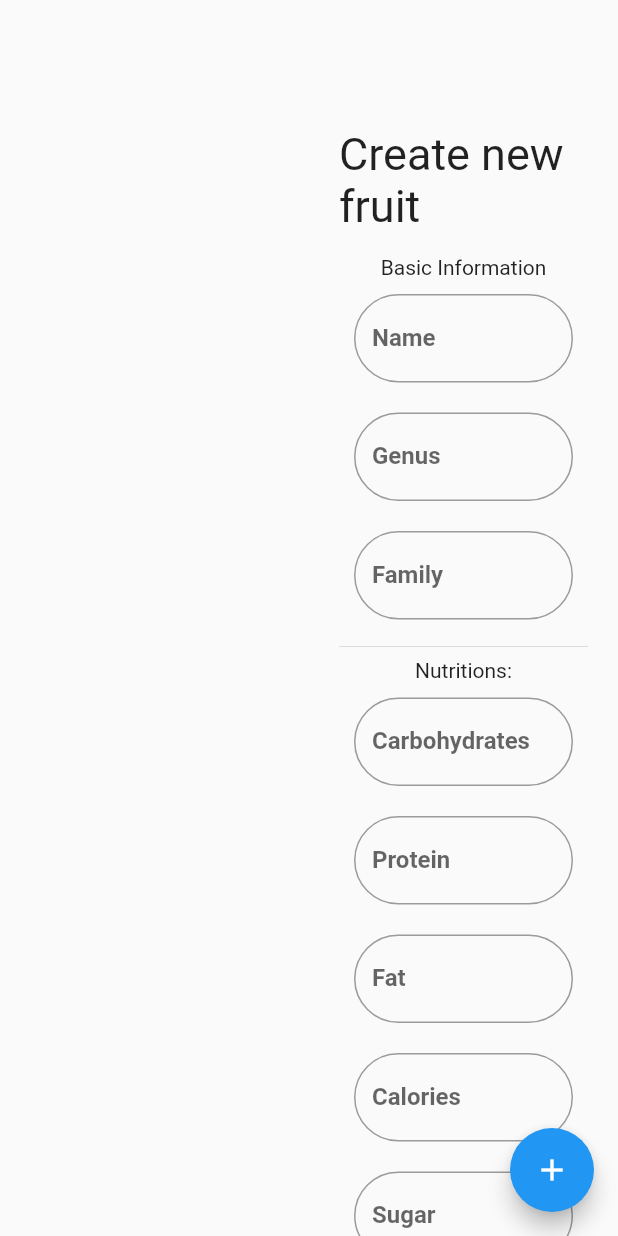
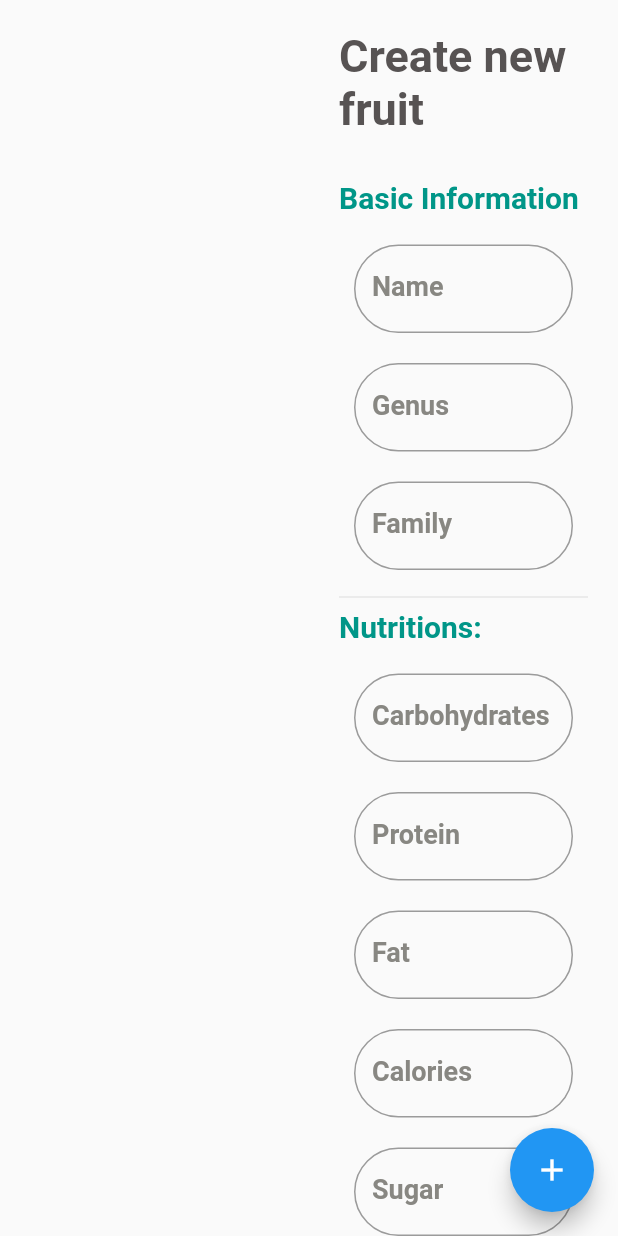
Before and after one commit to JhanU1/flutter_api, a Flutter app: the FruitPageTablet screen opened directly, after a tap on the "add" icon, on a phone screen of 412 x 824 dp. Run offline on Flutter 3.47's test engine with Material 2 defaults, Android fonts, the phone set to English and light mode, and no system bars; our stand-ins replace get, get_storage; accounts and stored records are empty; network calls fail.

Commit message:
Add: style to fruits pages

```diff
--- a/lib/domain/controllers/responsive_controller.dart
+++ b/lib/domain/controllers/responsive_controller.dart
@@ -3,64 +3,52 @@ import 'package:get/get.dart';
 
 class ResponsiveController extends GetxController {
   final themeData = ThemeData.light();
+  final RxBool isMobile = RxBool(true);
 
-  selectThemeByDevice(isPhone) {
-    if (isPhone) {
-      const Color primaryColor = Color.fromARGB(255, 244, 204, 144);
-      const Color secondaryColor = Color.fromARGB(255, 92, 91, 91);
-      const Color thirdColor = Color.fromARGB(255, 151, 149, 149);
+  getThemeByDevice() {
+    if (isMobile.value) {
+      const Color primaryColor = Color.fromARGB(255, 251, 207, 150);
+      const Color secondaryColor = Color.fromARGB(255, 136, 135, 130);
+      const Color thirdColor = Color.fromARGB(255, 155, 155, 155);
       const TextStyle defaultTextStyle = TextStyle(
         color: Colors.black,
         fontSize: 16,
       );
-
       final textTheme = themeData.textTheme.copyWith(
         headline1: const TextStyle(
           fontSize: 30,
           fontWeight: FontWeight.bold,
-          color: primaryColor,
+          color: Color.fromARGB(255, 87, 83, 83),
         ),
         headline2: const TextStyle(
           fontSize: 20,
           fontWeight: FontWeight.bold,
-          color: primaryColor,
+          color: Colors.teal,
         ),
         headline3: const TextStyle(
-          fontSize: 15,
+          fontSize: 18,
           fontWeight: FontWeight.bold,
           color: secondaryColor,
         ),
-        headline4: const TextStyle(
+        subtitle1: const TextStyle(
           fontSize: 16,
-          fontWeight: FontWeight.bold,
-          color: primaryColor,
-        ),
-        headline5: const TextStyle(
-          fontSize: 14,
-          fontWeight: FontWeight.bold,
-          color: secondaryColor,
-        ),
-        headline6: const TextStyle(
-          fontSize: 12,
-          fontWeight: FontWeight.bold,
-          color: thirdColor,
-        ),
-        subtitle1: const TextStyle(
-          fontSize: 10,
-          fontWeight: FontWeight.bold,
           color: thirdColor,
         ),
         subtitle2: defaultTextStyle,
-        bodyText1: defaultTextStyle,
-        bodyText2: defaultTextStyle,
-        caption: defaultTextStyle,
-        button: defaultTextStyle,
-        overline: defaultTextStyle,
+        bodyText1: const TextStyle(
+          fontSize: 18,
+          color: Color.fromARGB(255, 87, 83, 83),
+        ),
       );
       return themeData.copyWith(
-        textTheme: textTheme,
-        primaryTextTheme: textTheme,
-      );
-    }
+          textTheme: textTheme,
+          primaryTextTheme: textTheme,
+          primaryColor: primaryColor,
+          primaryColorLight: primaryColor,
+          appBarTheme: const AppBarTheme(
+            color: primaryColor,
+            iconTheme: IconThemeData(color: Color.fromARGB(255, 251, 207, 150)),
+          ));
+    } else {}
   }
 }
--- a/lib/main.dart
+++ b/lib/main.dart
@@ -19,6 +19,6 @@ void main() async {
   Get.put(StorageUser());
   Get.put(UserController());
   Get.put(FruitController());
-  Get.lazyPut(() => ResponsiveController());
+  Get.put(ResponsiveController());
   runApp(const MyApp());
 }
--- a/lib/ui/fruit/pages/fruit_create_page.dart
+++ b/lib/ui/fruit/pages/fruit_create_page.dart
@@ -9,7 +9,6 @@ class FruitCreatePage extends StatelessWidget {
   @override
   Widget build(BuildContext context) {
     return Scaffold(
-        appBar: WidgetAppBarBack().build(context),
-        body: const FruitCreateWidget());
+        appBar: WidgetAppBarBack().build(context), body: FruitCreateWidget());
   }
 }
--- a/lib/ui/fruit/pages/responsive/fruit_user/fruit_user_page_responsive.dart
+++ b/lib/ui/fruit/pages/responsive/fruit_user/fruit_user_page_responsive.dart
@@ -11,5 +11,5 @@ class ResponsiveFruitUserPage extends GetResponsiveView<ResponsiveController> {
 
   @override
   Widget builder() =>
-      screen.isPhone ? const FruitUserPagePhone() : FruitUserPageTablet();
+      screen.isPhone ? FruitUserPagePhone() : FruitUserPageTablet();
 }
--- a/lib/ui/fruit/pages/responsive/fruit_user/fruit_user_page_tablet.dart
+++ b/lib/ui/fruit/pages/responsive/fruit_user/fruit_user_page_tablet.dart
@@ -28,7 +28,8 @@ class FruitUserPageTablet extends StatelessWidget {
                 final fruits = controller.fruits.where((fruit) =>
                     fruit.createdBy == userController.user!.userName);
                 return Expanded(
-                    child: ListView.builder(
+                    child: ListView.separated(
+                  separatorBuilder: (context, index) => const Divider(),
                   scrollDirection: Axis.vertical,
                   itemCount: controller.fruits.length,
                   itemBuilder: (context, index) {
@@ -71,7 +72,7 @@ class FruitUserPageTablet extends StatelessWidget {
             } else if (controller.indexFruitUserPage.value == 1) {
               return Expanded(child: FruitEditWidget());
             } else {
-              return const Expanded(child: FruitCreateWidget());
+              return Expanded(child: FruitCreateWidget());
             }
           })
         ],
--- a/lib/ui/fruit/pages/responsive/fruits/fruit_page_responsive.dart
+++ b/lib/ui/fruit/pages/responsive/fruits/fruit_page_responsive.dart
@@ -9,6 +9,8 @@ class ResponsiveFruitPage extends GetResponsiveView<ResponsiveController> {
   ResponsiveFruitPage({Key? key}) : super(key: key);
 
   @override
-  Widget builder() =>
-      screen.isPhone ? const FruitPagePhone() : FruitPageTablet();
+  Widget builder() {
+    controller.isMobile.value = screen.isPhone;
+    return screen.isPhone ? FruitPagePhone() : FruitPageTablet();
+  }
 }
--- a/lib/ui/fruit/pages/responsive/fruits/fruit_page_tablet.dart
+++ b/lib/ui/fruit/pages/responsive/fruits/fruit_page_tablet.dart
@@ -25,7 +25,8 @@ class FruitPageTablet extends StatelessWidget {
                     child: Center(child: CircularProgressIndicator()));
               } else {
                 return Expanded(
-                    child: ListView.builder(
+                    child: ListView.separated(
+                  separatorBuilder: (context, index) => const Divider(),
                   scrollDirection: Axis.vertical,
                   itemCount: controller.fruits.length,
                   itemBuilder: (context, index) {
@@ -68,7 +69,7 @@ class FruitPageTablet extends StatelessWidget {
             } else if (controller.indexFruitPage.value == 1) {
               return Expanded(child: FruitEditWidget());
             } else {
-              return const Expanded(child: FruitCreateWidget());
+              return Expanded(child: FruitCreateWidget());
             }
           })
         ],
--- a/lib/ui/fruit/widgets/custom_fruit_form.dart
+++ b/lib/ui/fruit/widgets/custom_fruit_form.dart
@@ -1,4 +1,5 @@
 import 'package:flutter/material.dart';
+import 'package:flutter_api/domain/controllers/responsive_controller.dart';
 import 'package:get/get.dart';
 
 import '../../../../data/models/fruit_model.dart';
@@ -24,6 +25,7 @@ class CustomFruitForm extends StatelessWidget {
   final _sugarController = TextEditingController();
   final Rx<Fruit>? fruitRx;
   final _controller = Get.find<FruitController>();
+  final ResponsiveController responsiveController = Get.find();
 
   onInit() {
     if (fruitRx != null) {
@@ -102,11 +104,21 @@ class CustomFruitForm extends StatelessWidget {
   @override
   Widget build(BuildContext context) {
     onInit();
+    final theme = responsiveController.getThemeByDevice();
     return Form(
       key: _formKey,
       child:
           Column(mainAxisAlignment: MainAxisAlignment.spaceEvenly, children: [
-        const Text("Basic Information"),
+        Row(
+          mainAxisAlignment: MainAxisAlignment.start,
+          children: [
+            Text(
+              "Basic Information",
+              style: theme.textTheme.headline2,
+            ),
+          ],
+        ),
+        const SizedBox(height: 10),
         WidgetTextField(
           label: "Name",
           controller: _nameController,
@@ -136,7 +148,15 @@ class CustomFruitForm extends StatelessWidget {
               return null;
             }),
         const Divider(),
-        const Text("Nutritions:"),
+        Row(
+          children: [
+            Text(
+              "Nutritions:",
+              style: theme.textTheme.headline2,
+            ),
+          ],
+        ),
+        const SizedBox(height: 10),
         WidgetTextField(
             label: "Carbohydrates",
             controller: _carbohydratesController,
@@ -202,7 +222,10 @@ class CustomFruitForm extends StatelessWidget {
               }
               return null;
             }),
-        WidgetButton(
+        Row(
+          children: [
+            Expanded(
+              child: WidgetButton(
                   text: "Save",
                   onPressed: () async {
                     final form = _formKey.currentState;
@@ -219,6 +242,9 @@ class CustomFruitForm extends StatelessWidget {
                     }
                   },
                   typeMain: true),
+            ),
+          ],
+        ),
       ]),
     );
   }
--- a/lib/ui/fruit/widgets/fruit_create.dart
+++ b/lib/ui/fruit/widgets/fruit_create.dart
@@ -1,26 +1,26 @@
 import 'package:flutter/material.dart';
 import 'package:flutter_api/ui/fruit/widgets/custom_fruit_form.dart';
+import 'package:get/get.dart';
+
+import '../../../domain/controllers/responsive_controller.dart';
 
 class FruitCreateWidget extends StatelessWidget {
-  const FruitCreateWidget({Key? key}) : super(key: key);
-
+  FruitCreateWidget({Key? key}) : super(key: key);
+  final ResponsiveController responsiveController = Get.find();
   @override
   Widget build(BuildContext context) {
+    final theme = responsiveController.getThemeByDevice();
     return Container(
-      margin: const EdgeInsets.only(top: 70, left: 20, right: 20),
+      margin: const EdgeInsets.only(top: 20, left: 20, right: 20),
       child: Column(
         mainAxisAlignment: MainAxisAlignment.center,
         crossAxisAlignment: CrossAxisAlignment.center,
         children: [
-          const SizedBox(
-            height: 100,
-            child: Center(
-              child: Text(
-                "Create new fruit",
-                style: TextStyle(fontSize: 30),
-              ),
-            ),
+          Text(
+            "Create new fruit",
+            style: theme.textTheme.headline1,
           ),
+          const SizedBox(height: 30),
           Expanded(
             child: ListView(
               scrollDirection: Axis.vertical,
--- a/lib/ui/fruit/widgets/fruit_details.dart
+++ b/lib/ui/fruit/widgets/fruit_details.dart
@@ -3,6 +3,7 @@ import 'package:get/get.dart';
 
 import '../../../data/models/fruit_model.dart';
 import '../../../domain/controllers/fruit_controller.dart';
+import '../../../domain/controllers/responsive_controller.dart';
 
 // ignore: must_be_immutable
 class FruitDetailsWidget extends StatelessWidget {
@@ -12,39 +13,73 @@ class FruitDetailsWidget extends StatelessWidget {
   }
   late FruitController fruitController;
   late Rx<Fruit> fruit;
+  final ResponsiveController responsiveController = Get.find();
   @override
   Widget build(BuildContext context) {
+    final theme = responsiveController.getThemeByDevice();
+    final nutritionsStyle = theme.textTheme.bodyText1;
     if (fruit.value.name.isNotEmpty) {
-      return Center(
-        child: Column(
-          mainAxisAlignment: MainAxisAlignment.center,
-          children: [
-            const Text("Name"),
-            Text(fruit.value.name),
-            const Text("Genus"),
-            Text(fruit.value.genus),
-            const Text("Family"),
-            Text(fruit.value.family),
-            const Divider(),
-            const Text("Nutritions"),
-            Container(
-                margin: const EdgeInsets.only(left: 20),
-                child: Column(
-                  children: [
-                    const Text('Carbohydrates'),
-                    Text(fruit.value.nutritions["carbohydrates"].toString()),
-                    const Text('Protein'),
-                    Text(fruit.value.nutritions["protein"].toString()),
-                    const Text('Fat'),
-                    Text(fruit.value.nutritions["fat"].toString()),
-                    const Text('Calories'),
-                    Text(fruit.value.nutritions["calories"].toString()),
-                    const Text('Sugar'),
-                    Text(fruit.value.nutritions["sugar"].toString()),
-                  ],
-                )),
-          ],
-        ),
+      return Column(
+        mainAxisAlignment: MainAxisAlignment.spaceEvenly,
+        crossAxisAlignment: CrossAxisAlignment.start,
+        children: [
+          Row(
+            mainAxisAlignment: MainAxisAlignment.spaceEvenly,
+            children: [
+              Text("Name", style: theme.textTheme.headline2),
+              Text(fruit.value.name, style: theme.textTheme.headline3),
+            ],
+          ),
+          Row(
+            mainAxisAlignment: MainAxisAlignment.spaceEvenly,
+            children: [
+              Text("Genus", style: theme.textTheme.headline2),
+              Text(fruit.value.genus, style: theme.textTheme.headline3),
+            ],
+          ),
+          Row(
+            mainAxisAlignment: MainAxisAlignment.spaceEvenly,
+            children: [
+              Text("Family", style: theme.textTheme.headline2),
+              Text(fruit.value.family, style: theme.textTheme.headline3),
+            ],
+          ),
+          Column(
+            mainAxisAlignment: MainAxisAlignment.spaceEvenly,
+            children: [
+              Row(
+                mainAxisAlignment: MainAxisAlignment.spaceEvenly,
+                children: [
+                  Text("Nutritions", style: theme.textTheme.headline2),
+                ],
+              ),
+              const SizedBox(height: 10),
+              Text('Carbohydrates', style: theme.textTheme.headline3),
+              const SizedBox(height: 5),
+              Text(fruit.value.nutritions["carbohydrates"].toString(),
+                  style: nutritionsStyle),
+              const SizedBox(height: 5),
+              Text('Protein', style: theme.textTheme.headline3),
+              const SizedBox(height: 5),
+              Text(fruit.value.nutritions["protein"].toString(),
+                  style: nutritionsStyle),
+              const SizedBox(height: 5),
+              Text('Fat', style: theme.textTheme.headline3),
+              const SizedBox(height: 5),
+              Text(fruit.value.nutritions["fat"].toString(),
+                  style: nutritionsStyle),
+              Text('Calories', style: theme.textTheme.headline3),
+              const SizedBox(height: 5),
+              Text(fruit.value.nutritions["calories"].toString(),
+                  style: nutritionsStyle),
+              const SizedBox(height: 5),
+              Text('Sugar', style: theme.textTheme.headline3),
+              const SizedBox(height: 5),
+              Text(fruit.value.nutritions["sugar"].toString(),
+                  style: nutritionsStyle),
+            ],
+          ),
+        ],
       );
     } else {
       return const Center(child: Text('No fruit selected'));
--- a/lib/ui/home/home_page.dart
+++ b/lib/ui/home/home_page.dart
@@ -1,4 +1,5 @@
 import 'package:flutter/material.dart';
+import 'package:flutter_api/domain/controllers/responsive_controller.dart';
 
 import 'package:flutter_api/ui/fruit/pages/responsive/fruits/fruit_page_responsive.dart';
 import 'package:get/get.dart';
@@ -12,6 +13,7 @@ class HomePage extends StatelessWidget {
   HomePage({Key? key}) : super(key: key);
   final UserController userController = Get.find();
   final selectedPage = 0.obs;
+  final ResponsiveController responsiveController = Get.find();
   final listPage = [
     ResponsiveFruitPage(),
     ResponsiveFruitUserPage(),
@@ -19,11 +21,12 @@ class HomePage extends StatelessWidget {
   ];
   @override
   Widget build(BuildContext context) {
+    final theme = responsiveController.getThemeByDevice();
     return Obx(() => Scaffold(
           appBar: AppBar(
             title: const Text('Home'),
+            backgroundColor: theme.primaryColor,
             actions: [
-              //Logout button
               IconButton(
                 icon: const Icon(Icons.exit_to_app),
                 onPressed: () async {
@@ -38,6 +41,7 @@ class HomePage extends StatelessWidget {
             children: listPage,
           ),
           bottomNavigationBar: BottomNavigationBar(
+              selectedItemColor: theme.primaryColor,
               currentIndex: selectedPage.value,
               items: const [
                 BottomNavigationBarItem(
--- a/lib/ui/widgets/custom_text_field.dart
+++ b/lib/ui/widgets/custom_text_field.dart
@@ -1,4 +1,7 @@
 import 'package:flutter/material.dart';
+import 'package:get/get.dart';
+
+import '../../domain/controllers/responsive_controller.dart';
 
 class WidgetTextField extends StatelessWidget {
   final String label;
@@ -9,8 +12,9 @@ class WidgetTextField extends StatelessWidget {
   final Key keyText;
   final int maxLine;
   final bool active;
+  final ResponsiveController responsiveController = Get.find();
 
-  const WidgetTextField(
+  WidgetTextField(
       {required this.label,
       required this.controller,
       this.validator,
@@ -24,6 +28,7 @@ class WidgetTextField extends StatelessWidget {
 
   @override
   Widget build(BuildContext context) {
+    final theme = responsiveController.getThemeByDevice();
     return Padding(
       padding: const EdgeInsets.all(10),
       child: TextFormField(
@@ -37,7 +42,7 @@ class WidgetTextField extends StatelessWidget {
         decoration: InputDecoration(
           border: OutlineInputBorder(borderRadius: BorderRadius.circular(30)),
           labelText: label,
-          labelStyle: const TextStyle(fontWeight: FontWeight.bold),
+          labelStyle: theme.textTheme.headline3,
         ),
         controller: controller,
         validator: validator,
```
Also changed, not shown: lib/ui/fruit/pages/fruit_details_page.dart (+12 -2 lines), lib/ui/fruit/pages/responsive/fruit_user/fruit_user_page_phone.dart (+8 -6 lines), lib/ui/fruit/pages/responsive/fruits/fruit_page_phone.dart (+8 -5 lines), lib/ui/fruit/widgets/custom_fruit_list_tile.dart (+9 -16 lines), lib/ui/fruit/widgets/fruit_edit.dart (+8 -10 lines). Lines whose indentation alone changed are shown as unchanged.
